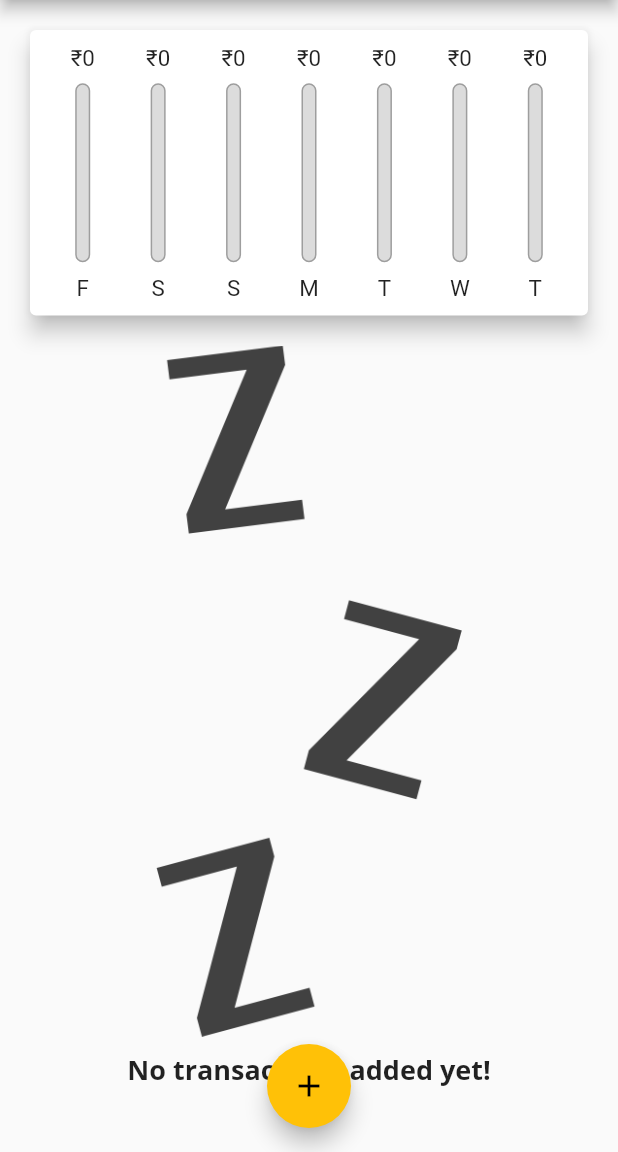
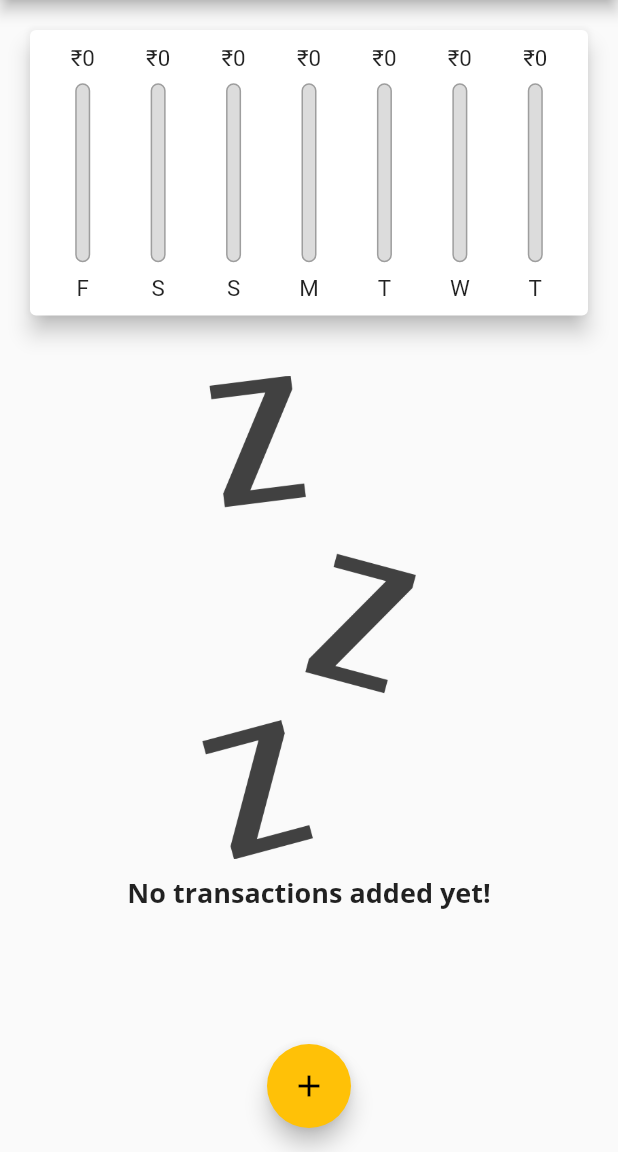
Before and after one commit to alinbabu2010/ExpensesApp, a Flutter app: the screen it shows after launch, on a phone screen of 412 x 824 dp, the part 84-1236 px from its top. Run offline on Flutter 3.47's test engine with Material 2 defaults, Android fonts, the phone set to English and light mode, and no system bars.

Commit message:
Add padding to layoutBuilder and add percentage to transactionListWidget function

```diff
--- a/lib/main.dart
+++ b/lib/main.dart
@@ -119,8 +119,9 @@ class _MyHomePageState extends State<MyHomePage> {
 
     final transactionListWidget = SizedBox(
       height: (MediaQuery.of(context).size.height -
-          appBar.preferredSize.height -
-          MediaQuery.of(context).padding.top),
+              appBar.preferredSize.height -
+              MediaQuery.of(context).padding.top) *
+          0.7,
       child: TransactionList(
         _userTransaction,
         _deleteTransactions,
--- a/lib/widgets/transaction_list.dart
+++ b/lib/widgets/transaction_list.dart
@@ -14,7 +14,9 @@ class TransactionList extends StatelessWidget {
   Widget build(BuildContext context) {
     return transactions.isEmpty
         ? LayoutBuilder(builder: (context, constraints) {
-            return Column(
+            return Padding(
+              padding: const EdgeInsets.only(top: 20),
+              child: Column(
                 children: [
                   SizedBox(
                     height: constraints.maxHeight * 0.6,
@@ -29,6 +31,7 @@ class TransactionList extends StatelessWidget {
                     style: Theme.of(context).textTheme.titleMedium,
                   ),
                 ],
+              ),
             );
           })
         : ListView.builder(
```
Lines whose indentation alone changed are shown as unchanged.
